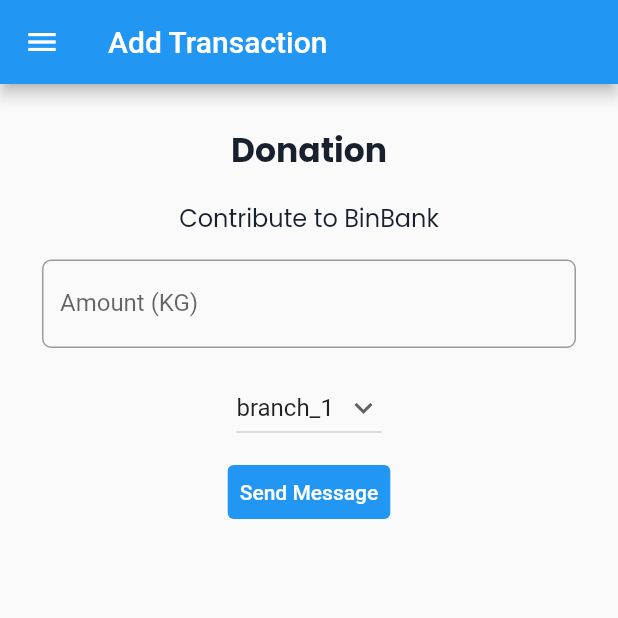
After one commit to rafighalibin/bin_bank_app, a Flutter app: the DepositFormPage screen opened directly, on a phone screen of 412 x 824 dp, the top half of it. The commit adds this screen. Run offline on Flutter 3.47's test engine with Material 2 defaults, Android fonts, the light colour scheme and no system bars; our stand-ins replace google_fonts; missing offline and left inert: pbp_django_auth; accounts and stored records are empty.

Commit message:
Update Deposit Sampah

```diff
--- /dev/null
+++ b/lib/page/deposit_form.dart
@@ -0,0 +1,140 @@
+import 'package:bin_bank_app/utility/drawer_user.dart';
+import 'package:flutter/material.dart';
+import 'package:bin_bank_app/app_styles.dart';
+import 'dart:convert' as convert;
+import 'package:bin_bank_app/main.dart';
+import 'package:provider/provider.dart';
+import 'package:pbp_django_auth/pbp_django_auth.dart';
+
+import '../utility/update_transaction.dart';
+
+class DepositFormPage extends StatefulWidget {
+  const DepositFormPage({super.key});
+
+  @override
+  State<DepositFormPage> createState() => _DepositFormPageState();
+}
+
+class _DepositFormPageState extends State<DepositFormPage> {
+  final _formKey = GlobalKey<FormState>();
+  String _branchName = "branch_1";
+  int _amountKg = 0;
+
+  @override
+  Widget build(BuildContext context) {
+    final request = context.watch<CookieRequest>();
+    return Scaffold(
+      appBar: AppBar(
+        title: const Text('Add Transaction'),
+      ),
+      drawer: const MyDrawerUser(),
+      body: Form(
+        key: _formKey,
+        child: SingleChildScrollView(
+          child: Container(
+            padding: const EdgeInsets.all(20.0),
+            child: Column(
+              children: [
+                Padding(
+                  padding: const EdgeInsets.all(8.0),
+                  child: Text('Donation',
+                      style: kPoppinsBold.copyWith(
+                        fontSize: 22,
+                        color: kDarkBlue,
+                      )),
+                ),
+                Padding(
+                  padding: const EdgeInsets.all(8.0),
+                  child: Text('Contribute to BinBank',
+                      style: kPoppinsRegular.copyWith(
+                        fontSize: 16,
+                      )),
+                ),
+                Padding(
+                  padding: const EdgeInsets.all(8.0),
+                  child: TextFormField(
+                    decoration: InputDecoration(
+                      hintText: "Contoh: 2121",
+                      labelText: "Amount (KG)",
+                      border: OutlineInputBorder(
+                        borderRadius: BorderRadius.circular(6.0),
+                      ),
+                    ),
+                    keyboardType: TextInputType.number,
+                    onChanged: (String? value) {
+                      setState(() {
+                        if (value == null || value.isEmpty) {
+                          _amountKg = 0;
+                        } else {
+                          _amountKg = int.parse(value);
+                        }
+                      });
+                    },
+                    onSaved: (String? value) {
+                      setState(() {
+                        if (value == null || value.isEmpty) {
+                          _amountKg = 0;
+                        } else {
+                          _amountKg = int.parse(value);
+                        }
+                      });
+                    },
+                    validator: (String? value) {
+                      if (value == null || value.isEmpty) {
+                        return 'amount tidak boleh kosong!';
+                      }
+                      if (int.parse(value) == 0) {
+                        return 'amount tidak boleh nol!';
+                      }
+                      return null;
+                    },
+                  ),
+                ),
+                Padding(
+                  padding: const EdgeInsets.all(8.0),
+                  child: DropdownButton(
+                    value: _branchName,
+                    hint: const Text("Pilih Jenis"),
+                    icon: const Icon(Icons.keyboard_arrow_down),
+                    items: const <DropdownMenuItem<String>>[
+                      DropdownMenuItem<String>(
+                        value: 'branch_1',
+                        child: Text('branch_1'),
+                      ),
+                      DropdownMenuItem<String>(
+                        value: 'branch_2',
+                        child: Text('branch_2'),
+                      ),
+                      DropdownMenuItem<String>(
+                        value: 'branch_3',
+                        child: Text('branch_3'),
+                      ),
+                    ],
+                    onChanged: (String? value) {
+                      setState(() {
+                        _branchName = value ?? "";
+                      });
+                    },
+                  ),
+                ),
+                TextButton(
+                    // ignore: sort_child_properties_last
+                    child: const Text(
+                      "Send Message",
+                      style: TextStyle(color: Colors.white),
+                    ),
+                    style: ButtonStyle(
+                      backgroundColor: MaterialStateProperty.all(Colors.blue),
+                    ),
+                    onPressed: () async {
+                      addTransaction(
+                          request.jsonData['username'], _amountKg, _branchName);
+                    }),
+              ],
+            ),
+          ),
+        ),
+      ),
+    );
+  }
+}
```
Also changed, not shown: lib/page/deposit_sampah.dart (+148 -40 lines), lib/utility/update_transaction.dart (+14 -0 lines).
